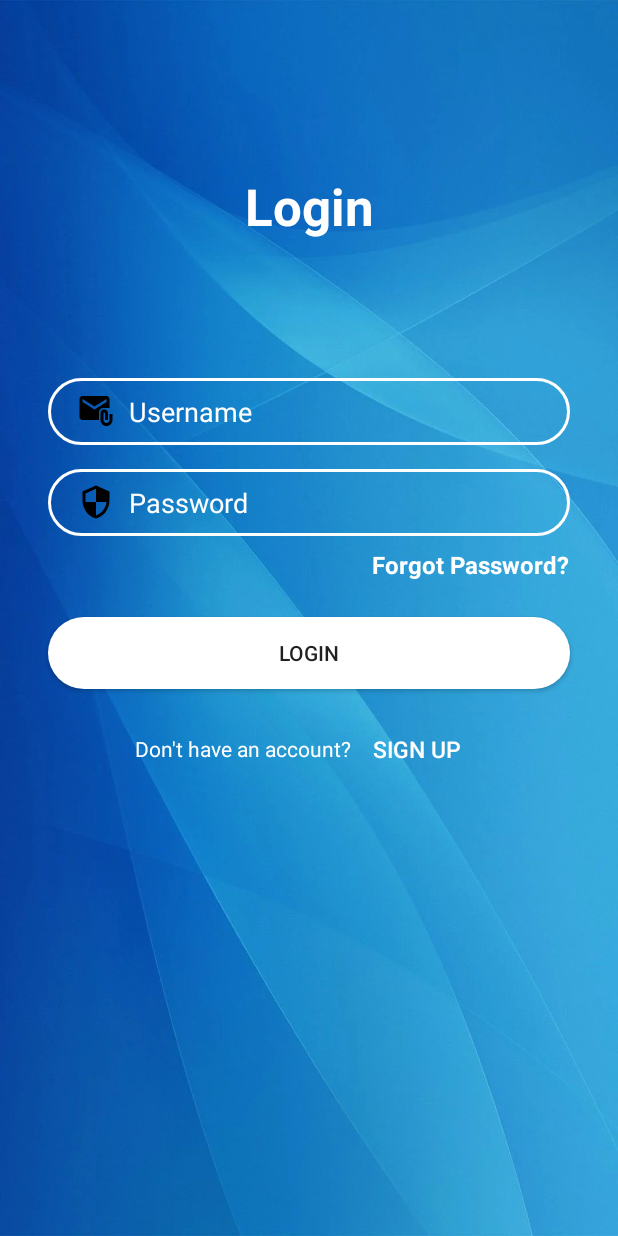
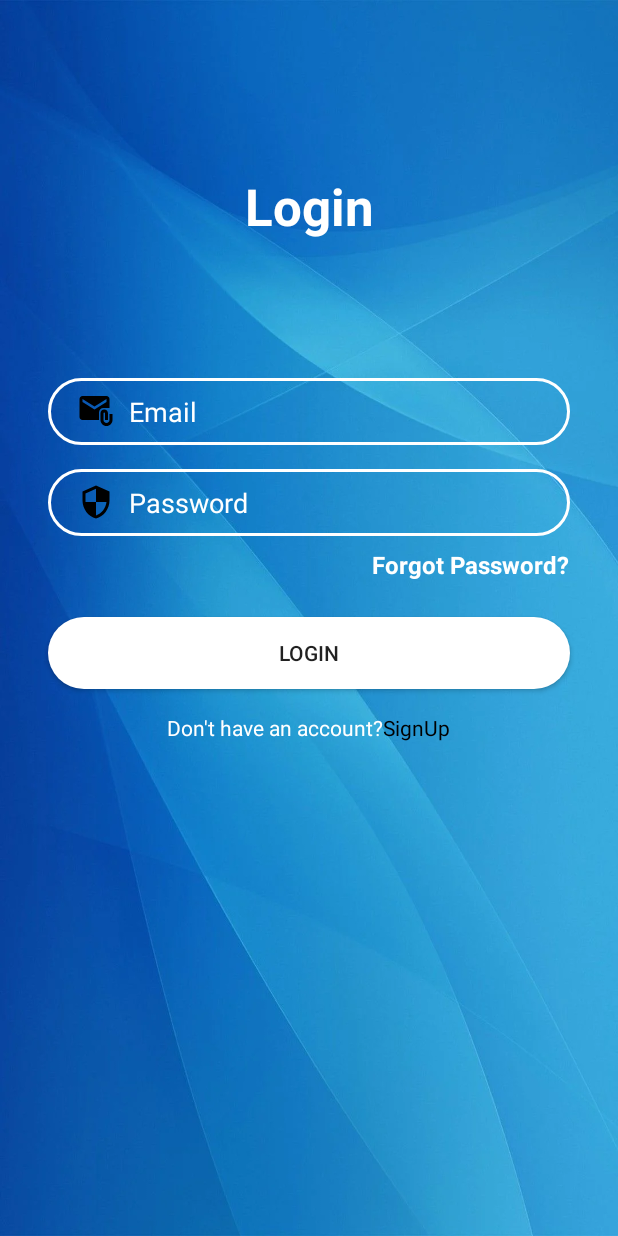
Before and after one commit to raghav-malik/investment-android-app, an Android app: the screen it shows after launch (LoginActivity), on a phone screen of 412 x 824 dp. Run offline under Robolectric (Android 15) with nearby library versions, the phone set to English and light mode, and no system bars; 1 statement that could not run was skipped.

```diff
--- a/app/src/main/java/com/example/assetracker/API/api.java
+++ b/app/src/main/java/com/example/assetracker/API/api.java
@@ -16,12 +16,11 @@ public class api {
 
     private static String getEncodedCredentials(JsonObject user) {
         String credentials = user.get("username").getAsString() + ":" + user.get("password").getAsString();
-        credentials = "Basic " + Base64.encodeToString(credentials.getBytes(), Base64.DEFAULT);
-        return credentials;
+        return "Basic " + Base64.encodeToString(credentials.getBytes(), Base64.DEFAULT);
     }
 
     private static String urlBuilder(String resource, String queryParams, String id) {
-        String baseUrl = "http://10.7.12.254:8000/api/" + resource + "/";
+        String baseUrl = "http://10.7.10.157:8000/api/" + resource + "/";
         if (queryParams != null && id != null) {
             throw new IllegalArgumentException("queryParams and id both cannot have value at the same time.");
         }
@@ -35,27 +34,12 @@ public class api {
 
     private static JsonElement jsonConverter(String responseBody) {
         Gson gson = new Gson();
-        JsonElement json = null;
-        try
-        {
-            json = gson.fromJson(responseBody, JsonElement.class);
-        }
-        catch (Exception e)
-        {
-            e.printStackTrace();
-        }
-
-        return json;
+        return gson.fromJson(responseBody, JsonElement.class);
     }
 
     public static JsonElement callGenericApi(final JsonObject user, final String resource, final String requestMethod,
                                              final String queryParams, final String id, final String requestBody) {
-        String authHeader = null;
-        if (user != null)
-        {
-            authHeader = getEncodedCredentials(user);
-        }
-        final String authHeaderValue = authHeader;
+        final String authHeaderValue = getEncodedCredentials(user);
         final String url = urlBuilder(resource, queryParams, id);
 
         final StringBuilder response = new StringBuilder();
@@ -102,6 +86,7 @@ public class api {
         } catch (InterruptedException e) {
             e.printStackTrace();
         }
+
         return jsonConverter(response.toString());
     }
 }
--- a/app/src/main/res/layout/activity_login.xml
+++ b/app/src/main/res/layout/activity_login.xml
@@ -38,13 +38,13 @@
         android:paddingBottom="10dp"
         android:password="true"
         android:textColorHint="@color/white"
-        app:layout_constraintEnd_toEndOf="@+id/inputLoginUsername"
+        app:layout_constraintEnd_toEndOf="@+id/inputEmail"
         app:layout_constraintHorizontal_bias="0.0"
-        app:layout_constraintStart_toStartOf="@+id/inputLoginUsername"
-        app:layout_constraintTop_toBottomOf="@+id/inputLoginUsername" />
+        app:layout_constraintStart_toStartOf="@+id/inputEmail"
+        app:layout_constraintTop_toBottomOf="@+id/inputEmail" />
 
     <EditText
-        android:id="@+id/inputLoginUsername"
+        android:id="@+id/inputEmail"
         android:layout_width="0dp"
         android:layout_height="wrap_content"
         android:layout_marginStart="32dp"
@@ -54,7 +54,7 @@
         android:drawableLeft="@drawable/baseline_attach_email_24"
         android:drawablePadding="10dp"
         android:ems="10"
-        android:hint="Username"
+        android:hint="Email"
         android:inputType="text"
         android:paddingLeft="20dp"
         android:paddingTop="10dp"
@@ -108,14 +108,12 @@
             android:text="Don't have an account?"
             android:textColor="@color/white" />
 
-        <Button
-            android:id="@+id/SignUpButton"
+        <TextView
+            android:id="@+id/TextViewSignUp"
             android:layout_width="wrap_content"
             android:layout_height="wrap_content"
-            android:background="#00FFFFFF"
-            android:text="Sign Up"
-            android:textColor="@color/white"
-            android:textSize="15sp" />
+            android:text="SignUp"
+            android:textColor="@color/black" />
     </LinearLayout>
 
 </androidx.constraintlayout.widget.ConstraintLayout>
```
